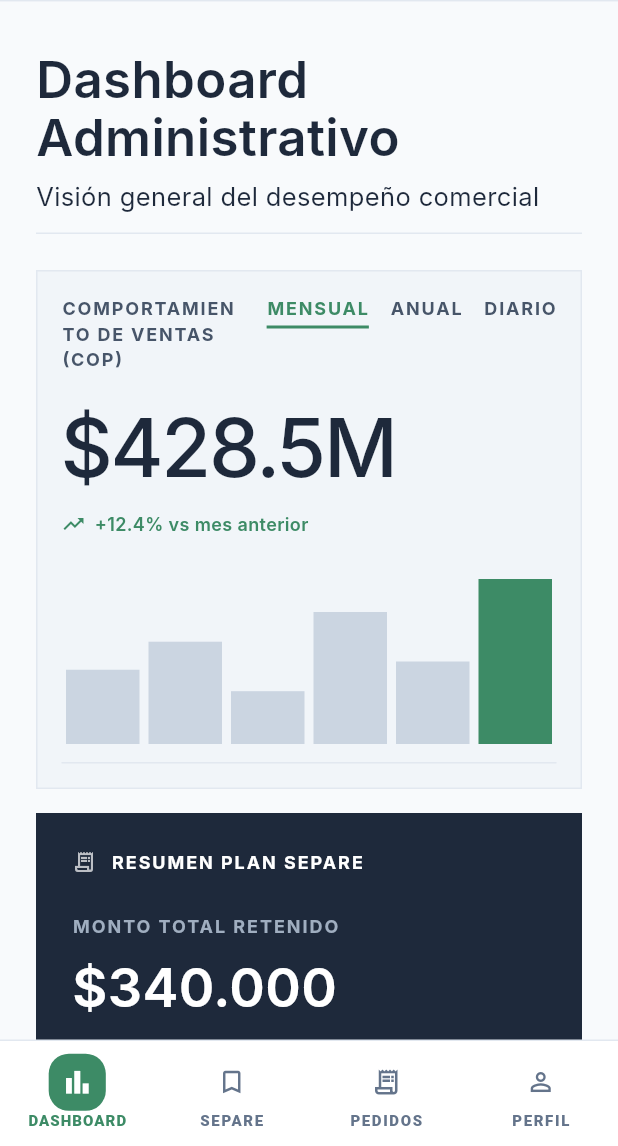
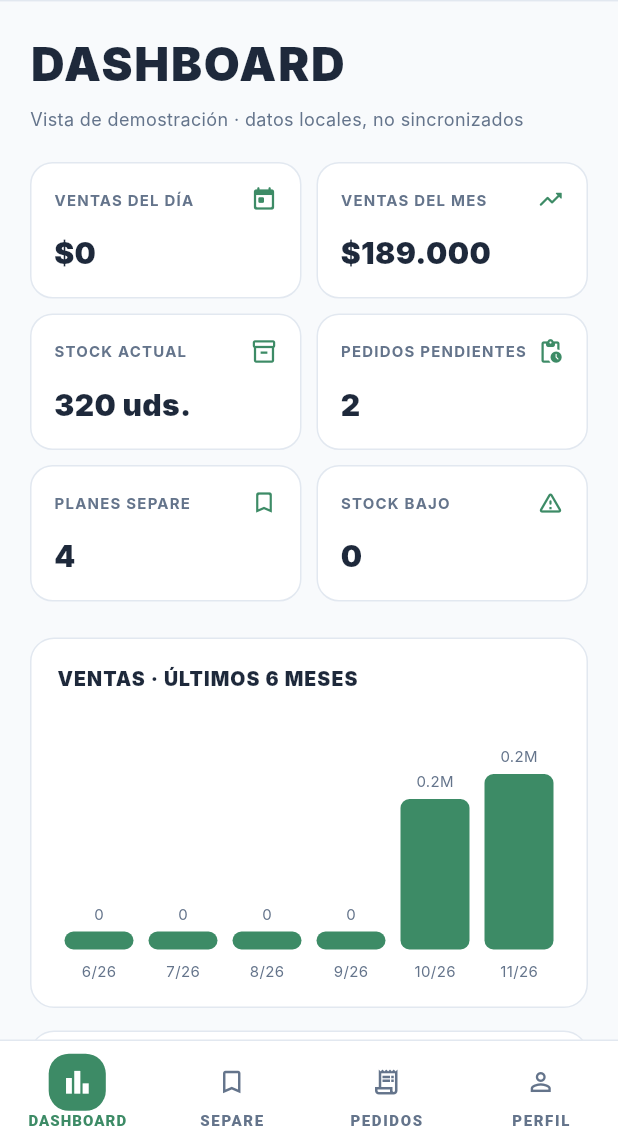
Before and after one commit to Tomas-zuleta/ModaPlus, a Flutter app: the AdminShell screen opened directly, on a phone screen of 412 x 824 dp, the part 90-1236 px from its top. Run offline on Flutter 3.47's test engine with Material 3 defaults, Android fonts, the phone set to English and light mode, and no system bars; drawn by our look-alikes of flutter_animate; our stand-ins replace shared_preferences; accounts and stored records are empty; Roboto replaces fonts that are missing (Inter).

Commit message:
Crear dashboard administrativo con métricas y alertas de demostración y corregir validación de pedidos
- Incorporar tarjetas de ventas, stock, pedidos pendientes y planes separe.
- Calcular gráfica mensual con datos locales de pedidos pagados.
- Mostrar alertas de pedidos pendientes y productos con bajo inventario.
- Validar las transiciones de estado antes de modificarlas.
- Documentar el diseño seguro de backend, autenticación y notificaciones futuras.

Las cifras son demostrativas, no provienen aún de Supabase. No se modifica el repositorio web.

```diff
--- a/lib/data/app_store.dart
+++ b/lib/data/app_store.dart
@@ -60,8 +60,8 @@ class AppStore extends ChangeNotifier {
   }
 
   void changeOrderStatus(Order order, OrderStatus status, {int? paid}) {
+    if (!orders.contains(order) || !order.status.next.contains(status)) return;
     order.status = status;
-    if (!order.status.next.contains(status)) return;
     if (status == OrderStatus.paid) order.paid = order.total;
     if (status == OrderStatus.partial && paid != null) {
       order.paid = paid.clamp(0, order.total);
--- a/lib/pages/dashboard_view.dart
+++ b/lib/pages/dashboard_view.dart
@@ -1,104 +1,144 @@
 import 'package:flutter/material.dart';
+import '../data/app_store.dart';
+import '../data/catalog_data.dart';
+import '../models/order.dart';
+import '../utils/app_colors.dart';
+import '../utils/format.dart';
 
-import '../data/app_store.dart';
-import '../data/ranking_data.dart';
-import '../utils/animations.dart';
-import '../utils/app_colors.dart';
-import '../widgets/filter_chips.dart';
-import '../widgets/plan_separe_card.dart';
-import '../widgets/product_ranking_card.dart';
-import '../widgets/sales_card.dart';
-
-class DashboardView extends StatefulWidget {
+/// Panel demostrativo calculado desde AppStore. NO son datos del servidor.
+class DashboardView extends StatelessWidget {
   const DashboardView({super.key});
-
-  @override
-  State<DashboardView> createState() => _DashboardViewState();
-}
-
-class _DashboardViewState extends State<DashboardView> {
-  RankPeriod _period = RankPeriod.monthly;
 
   @override
   Widget build(BuildContext context) {
     final store = AppStore.instance;
-
-    return ListenableBuilder(
-      listenable: store,
-      builder: (context, _) {
-        return Center(
-          child: ConstrainedBox(
-            constraints: const BoxConstraints(maxWidth: 640),
-            child: ListView(
-              padding: const EdgeInsets.fromLTRB(24, 32, 24, 32),
-              children: [
-                const Text(
-                  'Dashboard Administrativo',
-                  style: TextStyle(
-                    fontSize: 34,
-                    fontWeight: FontWeight.w600,
-                    height: 1.15,
-                    color: AppColors.textDark,
-                  ),
-                ).stagger(0),
-                const SizedBox(height: 8),
-                Container(
-                  padding: const EdgeInsets.only(bottom: 12),
-                  decoration: const BoxDecoration(
-                    border: Border(
-                      bottom: BorderSide(color: AppColors.panelBorder),
-                    ),
-                  ),
-                  child: const Text(
-                    'Visión general del desempeño comercial',
-                    style: TextStyle(fontSize: 17, color: AppColors.textDark),
-                  ),
-                ).stagger(1),
-                const SizedBox(height: 24),
-                const SalesCard().stagger(2),
-                const SizedBox(height: 16),
-                PlanSepareCard(
-                  amount: store.retainedAmount,
-                  count: store.activePlansCount,
-                ).stagger(3),
-                const SizedBox(height: 28),
-                const Text(
-                  'RANKING DE PRODUCTOS',
-                  style: TextStyle(
-                    fontSize: 12,
-                    fontWeight: FontWeight.bold,
-                    letterSpacing: 1.3,
-                    color: AppColors.mutedLabel,
-                  ),
-                ).stagger(4),
-                const SizedBox(height: 12),
-                FilterChipsRow<RankPeriod>(
-                  values: RankPeriod.values,
-                  selected: _period,
-                  labelOf: (p) => p == RankPeriod.monthly ? 'Mensual' : 'Anual',
-                  onSelected: (p) => setState(() => _period = p),
-                ).stagger(4),
-                const SizedBox(height: 16),
-                ProductRankingCard(
-                  title: 'TOP 10 MÁS VENDIDOS',
-                  icon: Icons.keyboard_double_arrow_up,
-                  products: topProducts(_period),
-                  indexColor: AppColors.slate,
-                  highlightUnits: true,
-                ).stagger(5),
-                const SizedBox(height: 16),
-                ProductRankingCard(
-                  title: 'TOP 10 MENOS VENDIDOS',
-                  icon: Icons.keyboard_double_arrow_down,
-                  products: lowProducts(_period),
-                  indexColor: AppColors.redAccent,
-                  highlightUnits: false,
-                ).stagger(5),
-              ],
-            ),
+    return ListenableBuilder(listenable: store, builder: (context, _) {
+      final now = DateTime.now();
+      final orders = store.orders;
+      final pending = orders.where((o) => o.status == OrderStatus.pending).toList();
+      final paid = orders.where((o) => o.status == OrderStatus.paid ||
+          o.status == OrderStatus.delivered).toList();
+      final monthSales = paid.where((o) => o.createdAt.year == now.year &&
+          o.createdAt.month == now.month).fold<int>(0, (s, o) => s + o.total);
+      final todaySales = paid.where((o) => o.createdAt.year == now.year &&
+          o.createdAt.month == now.month && o.createdAt.day == now.day)
+          .fold<int>(0, (s, o) => s + o.total);
+      final lowStock = catalogProducts.where((p) => p.stock <= 5).toList();
+      final stock = catalogProducts.fold<int>(0, (s, p) => s + p.stock);
+      final months = List.generate(6, (i) {
+        final date = DateTime(now.year, now.month - 5 + i);
+        final total = paid.where((o) => o.createdAt.year == date.year &&
+            o.createdAt.month == date.month).fold<int>(0, (s, o) => s + o.total);
+        return (date, total);
+      });
+      final maxSales = months.fold<int>(1, (max, row) => row.$2 > max ? row.$2 : max);
+      return ListView(padding: const EdgeInsets.all(20), children: [
+        const Text('DASHBOARD', style: TextStyle(fontSize: 31,
+          fontWeight: FontWeight.w900, color: AppColors.textDark, letterSpacing: 1.2)),
+        const SizedBox(height: 6),
+        const Text('Vista de demostración · datos locales, no sincronizados',
+          style: TextStyle(color: AppColors.slate, fontSize: 12)),
+        const SizedBox(height: 20),
+        Wrap(spacing: 10, runSpacing: 10, children: [
+          _Metric('VENTAS DEL DÍA', formatCop(todaySales), Icons.today_rounded),
+          _Metric('VENTAS DEL MES', formatCop(monthSales), Icons.trending_up_rounded),
+          _Metric('STOCK ACTUAL', '$stock uds.', Icons.inventory_2_outlined),
+          _Metric('PEDIDOS PENDIENTES', '${pending.length}', Icons.pending_actions_rounded),
+          _Metric('PLANES SEPARE', '${store.activePlansCount}', Icons.bookmark_outline_rounded),
+          _Metric('STOCK BAJO', '${lowStock.length}', Icons.warning_amber_rounded),
+        ]),
+        const SizedBox(height: 24),
+        _Panel(title: 'VENTAS · ÚLTIMOS 6 MESES', child: SizedBox(
+          height: 175,
+          child: Row(crossAxisAlignment: CrossAxisAlignment.end,
+            children: months.map((entry) => Expanded(child: Padding(
+              padding: const EdgeInsets.symmetric(horizontal: 5),
+              child: Column(mainAxisAlignment: MainAxisAlignment.end, children: [
+                Text(entry.$2 == 0 ? '0' : '${(entry.$2 / 1000000).toStringAsFixed(1)}M',
+                  style: const TextStyle(fontSize: 10, color: AppColors.slate)),
+                const SizedBox(height: 5),
+                AnimatedContainer(duration: const Duration(milliseconds: 500),
+                  height: 12 + (entry.$2 / maxSales) * 105,
+                  decoration: BoxDecoration(color: AppColors.primary,
+                    borderRadius: BorderRadius.circular(6))),
+                const SizedBox(height: 7),
+                Text('${entry.$1.month}/${entry.$1.year % 100}',
+                  style: const TextStyle(fontSize: 10, color: AppColors.slate)),
+              ]),
+            ))).toList(),
           ),
-        );
-      },
-    );
+        )),
+        const SizedBox(height: 15),
+        _Panel(title: 'ALERTAS DEL SISTEMA', child: Column(
+          crossAxisAlignment: CrossAxisAlignment.start,
+          children: [
+            if (pending.isEmpty && lowStock.isEmpty)
+              const ListTile(leading: Icon(Icons.check_circle_outline, color: AppColors.primary),
+                title: Text('Sin alertas pendientes')),
+            for (final order in pending.take(5))
+              ListTile(dense: true, leading: const Icon(Icons.shopping_bag_outlined,
+                color: AppColors.primary), title: Text('Pedido ${order.id} pendiente'),
+                subtitle: Text('${order.clientName} · ${formatCop(order.total)}')),
+            for (final product in lowStock.take(5))
+              ListTile(dense: true, leading: const Icon(Icons.warning_amber_rounded,
+                color: Colors.orange), title: Text('Stock bajo: ${product.name}'),
+                subtitle: Text('${product.stock} unidades disponibles')),
+          ],
+        )),
+        const SizedBox(height: 15),
+        _Panel(title: 'ÚLTIMOS PEDIDOS', child: Column(children: [
+          for (final order in orders.take(5))
+            ListTile(dense: true,
+              title: Text('${order.id} · ${order.clientName}'),
+              subtitle: Text(order.status.label),
+              trailing: Text(formatCop(order.total),
+                style: const TextStyle(fontWeight: FontWeight.bold))),
+        ])),
+      ]);
+    });
   }
 }
+
+class _Metric extends StatelessWidget {
+  final String label;
+  final String value;
+  final IconData icon;
+  const _Metric(this.label, this.value, this.icon);
+  @override
+  Widget build(BuildContext context) => Container(
+    width: (MediaQuery.sizeOf(context).width - 50) / 2,
+    padding: const EdgeInsets.all(15),
+    decoration: BoxDecoration(color: Colors.white,
+      borderRadius: BorderRadius.circular(15),
+      border: Border.all(color: AppColors.panelBorder)),
+    child: Column(crossAxisAlignment: CrossAxisAlignment.start, children: [
+      Row(children: [Expanded(child: Text(label, maxLines: 2,
+        style: const TextStyle(fontSize: 10, letterSpacing: .8,
+          color: AppColors.slate, fontWeight: FontWeight.bold))),
+        Icon(icon, size: 18, color: AppColors.primary)]),
+      const SizedBox(height: 12),
+      FittedBox(fit: BoxFit.scaleDown, alignment: Alignment.centerLeft,
+        child: Text(value, style: const TextStyle(fontSize: 20,
+          fontWeight: FontWeight.w900, color: AppColors.textDark))),
+    ]),
+  );
+}
+
+class _Panel extends StatelessWidget {
+  final String title;
+  final Widget child;
+  const _Panel({required this.title, required this.child});
+  @override
+  Widget build(BuildContext context) => Container(
+    padding: const EdgeInsets.all(17),
+    decoration: BoxDecoration(color: Colors.white,
+      borderRadius: BorderRadius.circular(16),
+      border: Border.all(color: AppColors.panelBorder)),
+    child: Column(crossAxisAlignment: CrossAxisAlignment.start, children: [
+      Text(title, style: const TextStyle(fontWeight: FontWeight.w900,
+        fontSize: 13, letterSpacing: .7, color: AppColors.textDark)),
+      const SizedBox(height: 17),
+      child,
+    ]),
+  );
+}
```
Also changed, not shown: 1 other file.
